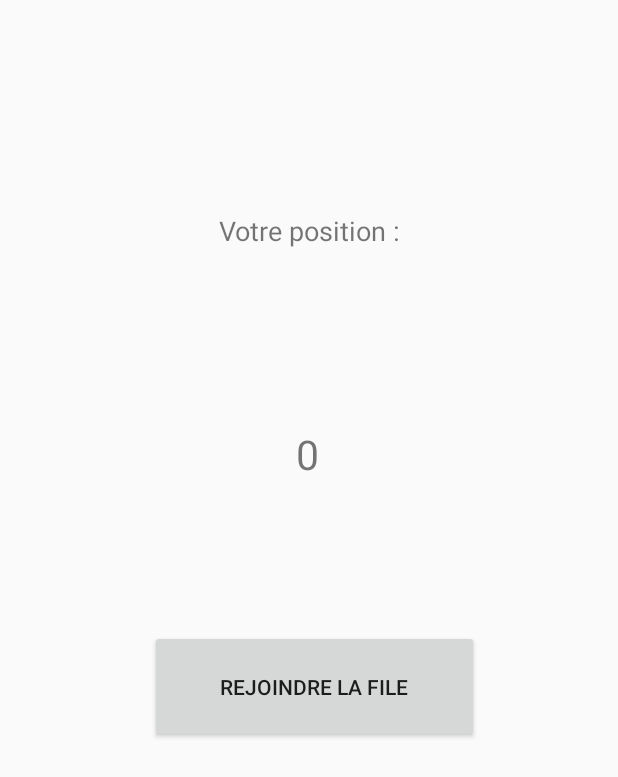
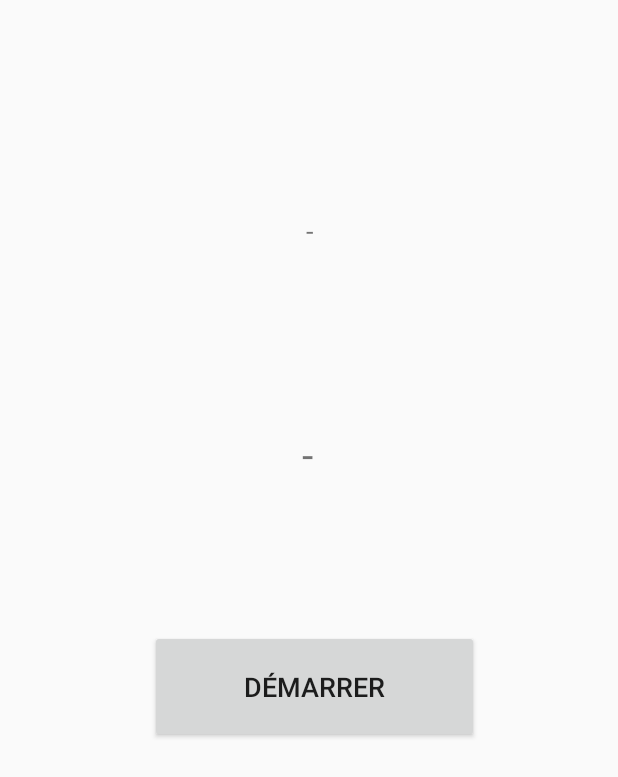
Before and after one commit to LucasAubron/PS6-connected-object-Create-a-new-team, an Android app: the layout activity_main.xml on its own in the app's theme, with its tools: preview values and no code run, on a phone screen of 412 x 824 dp. Shown: the top 777 px of the screen. Run offline under Robolectric (Android 15) with nearby library versions, the phone set to English and light mode, and no system bars.

Commit message:
#15 derniere version

```diff
--- a/PS6finalandroid/app/src/main/java/fr/etudes/ps6finalandroid/utils/Constants.java
+++ b/PS6finalandroid/app/src/main/java/fr/etudes/ps6finalandroid/utils/Constants.java
@@ -9,7 +9,7 @@ package fr.etudes.ps6finalandroid.utils;
 
 public class Constants {
 
-    public static final String MQTT_BROKER_URL = "tcp://192.168.43.92:1883";
+    public static final String MQTT_BROKER_URL = "tcp://192.168.43.141:1883";
 
     public static final String PUBLISH_TOPIC = "join/topic";
 
--- a/PS6finalandroid/app/src/main/res/layout/activity_main.xml
+++ b/PS6finalandroid/app/src/main/res/layout/activity_main.xml
@@ -12,8 +12,9 @@
         android:layout_width="219dp"
         android:layout_height="75dp"
         android:layout_marginTop="420dp"
-        android:text="Rejoindre la file"
+        android:text="Démarrer"
 
+        android:textSize="18sp"
         app:layout_constraintEnd_toEndOf="parent"
         app:layout_constraintHorizontal_bias="0.519"
         app:layout_constraintStart_toStartOf="parent"
@@ -25,7 +26,7 @@
         android:layout_height="116dp"
         android:layout_marginTop="96dp"
         android:gravity="center"
-        android:text="Votre position :"
+        android:text="-"
         android:textSize="18sp"
         app:layout_constraintEnd_toEndOf="parent"
         app:layout_constraintHorizontal_bias="0.5"
@@ -38,7 +39,7 @@
         android:layout_height="102dp"
         android:layout_marginTop="40dp"
         android:gravity="center"
-        android:text="0"
+        android:text="-"
         android:textSize="27sp"
         app:layout_constraintEnd_toEndOf="parent"
         app:layout_constraintHorizontal_bias="0.497"
```
Also changed, not shown: PS6finalandroid/app/src/main/java/fr/etudes/ps6finalandroid/activities/MainActivity.java (+9 -4 lines).
